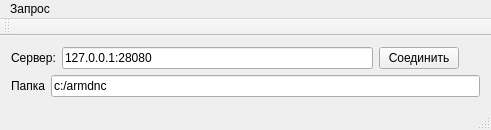
The window that paServerTest/mainwindow.ui (eugene-pa/armdncqt) describes before a commit, drawn with Qt 5.
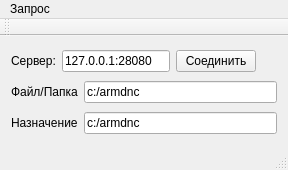
The same window after the commit. Icons and pictures are not drawn. Custom widgets are drawn as their Qt base class.

Patch:
```diff
--- a/paServerTest/mainwindow.ui
+++ b/paServerTest/mainwindow.ui
@@ -6,8 +6,8 @@
    <rect>
     <x>0</x>
     <y>0</y>
-    <width>491</width>
-    <height>124</height>
+    <width>288</width>
+    <height>170</height>
    </rect>
   </property>
   <property name="windowTitle">
@@ -67,7 +67,7 @@
       <item>
        <widget class="QLabel" name="label_2">
         <property name="text">
-         <string>Папка</string>
+         <string>Файл/Папка</string>
         </property>
        </widget>
       </item>
@@ -80,6 +80,24 @@
       </item>
      </layout>
     </item>
+    <item>
+     <layout class="QHBoxLayout" name="horizontalLayout_3">
+      <item>
+       <widget class="QLabel" name="label_3">
+        <property name="text">
+         <string>Назначение</string>
+        </property>
+       </widget>
+      </item>
+      <item>
+       <widget class="QLineEdit" name="lineEditDst">
+        <property name="text">
+         <string>c:/armdnc</string>
+        </property>
+       </widget>
+      </item>
+     </layout>
+    </item>
    </layout>
   </widget>
   <widget class="QMenuBar" name="menuBar">
@@ -87,7 +105,7 @@
     <rect>
      <x>0</x>
      <y>0</y>
-     <width>491</width>
+     <width>288</width>
      <height>21</height>
     </rect>
    </property>
```
